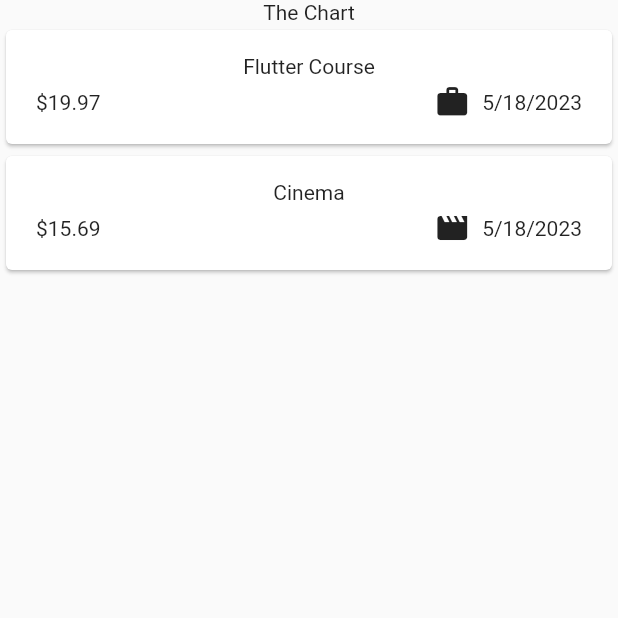
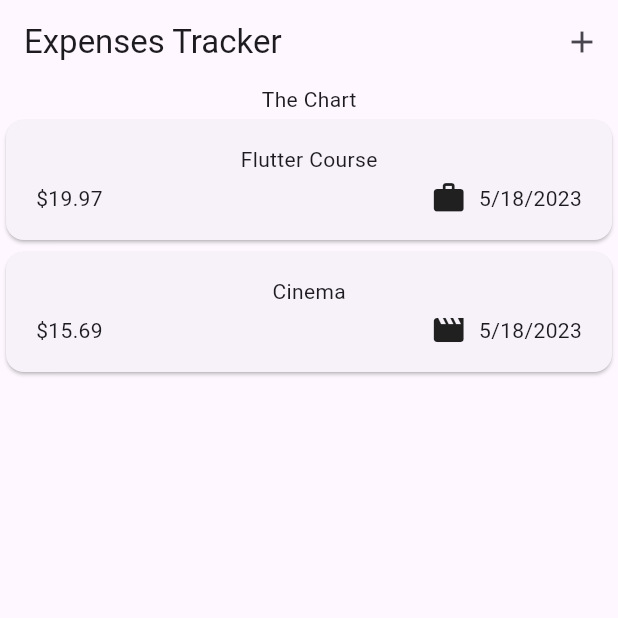
Before and after one commit to Tsenda-Djessy-Flavien/Expense_Tracker, a Flutter app: the screen it shows after launch, on a phone screen of 412 x 824 dp, the top half of it. Run offline on Flutter 3.47's test engine with Material 2 defaults, Android fonts, the phone set to English and light mode, and no system bars.

```diff
--- a/lib/app/expense.dart
+++ b/lib/app/expense.dart
@@ -28,6 +28,12 @@ class _ExpensesState extends State<Expenses> {
   @override
   Widget build(BuildContext context) {
     return Scaffold(
+      appBar: AppBar(
+        title: const Text('Expenses Tracker'),
+        actions: [
+          IconButton(onPressed: () {}, icon: const Icon(Icons.add)),
+        ],
+      ),
       body: Column(
         children: [
           const Text('The Chart'),
--- a/lib/main.dart
+++ b/lib/main.dart
@@ -3,9 +3,10 @@ import 'package:flutter/material.dart';
 
 void main() {
   runApp(
-    const MaterialApp(
+    MaterialApp(
       debugShowCheckedModeBanner: false,
-      home: Expenses(),
+      theme: ThemeData(useMaterial3: true),
+      home: const Expenses(),
     ),
   );
 }
```
